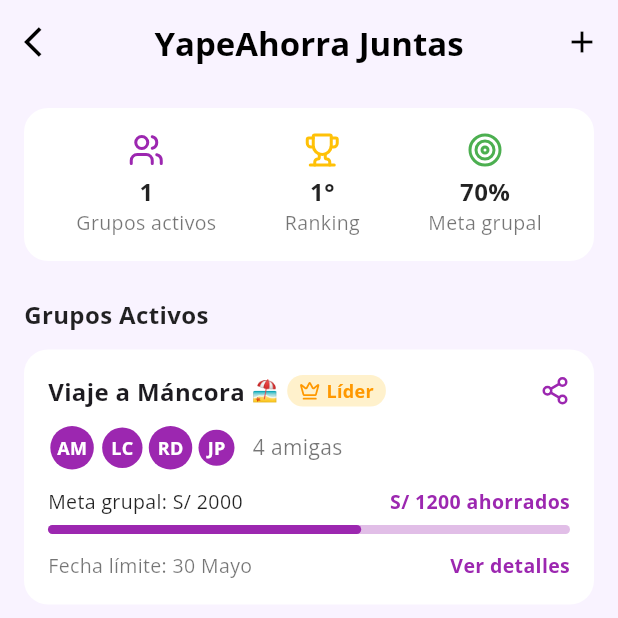
After one commit to HackathonBCP/bcp_frontend, a Flutter app: the SaveWithFriendsScreen screen opened by its route, on a phone screen of 412 x 824 dp, the top half of it. The commit adds this screen. Run offline on Flutter 3.47's test engine with Material 3 defaults, Android fonts, the phone set to English and light mode, and no system bars; our stand-ins replace flutter_animate, google_fonts, lucide_icons.

Commit message:
feat: Add YapeAhorro Juntas

```diff
--- a/lib/main.dart
+++ b/lib/main.dart
@@ -1,6 +1,7 @@
 import 'package:bcp_frontend/src/automate_save/presentation/screens/automate_save_settings_screen.dart';
 import 'package:bcp_frontend/src/automate_save/presentation/screens/automate_save_view_screen.dart';
 import 'package:bcp_frontend/src/challengue/presentation/screens/challenge_screen.dart';
+import 'package:bcp_frontend/src/challengue/presentation/screens/save_with_friends_screen.dart';
 import 'package:bcp_frontend/src/chat/presentation/screens/chat_screen.dart';
 import 'package:bcp_frontend/src/chat/presentation/screens/comments_screen.dart';
 import 'package:bcp_frontend/src/extras/presentation/screens/extras_screen.dart';
@@ -57,6 +58,9 @@
           case '/challenge':
             builder = (BuildContext context) => const ChallengeScreen();
             break;
+          case '/save_with_friends':
+            builder = (BuildContext context) => const SaveWithFriendsScreen();
+            break;
           default:
             throw Exception('Invalid route: ${settings.name}');
         }
--- /dev/null
+++ b/lib/src/challengue/presentation/screens/save_with_friends_screen.dart
@@ -0,0 +1,297 @@
+import 'package:flutter/material.dart';
+import 'package:lucide_icons/lucide_icons.dart';
+
+class SaveWithFriendsScreen extends StatelessWidget {
+  const SaveWithFriendsScreen({super.key});
+
+  @override
+  Widget build(BuildContext context) {
+    return Scaffold(
+      backgroundColor: const Color(0xFFF9F3FF),
+      appBar: AppBar(
+        backgroundColor: const Color(0xFFF9F3FF),
+        elevation: 0,
+        centerTitle: true,
+        leading: IconButton(
+          icon: const Icon(Icons.arrow_back_ios, color: Colors.black),
+          onPressed: () {
+            Navigator.pop(context); // Retroceder de pantalla
+          },
+        ),
+        title: const Text(
+          "YapeAhorra Juntas",
+          style: TextStyle(
+            color: Colors.black,
+            fontWeight: FontWeight.bold,
+          ),
+        ),
+        actions: [
+          PopupMenuButton<String>(
+            icon: const Icon(Icons.add, color: Colors.black),
+            onSelected: (value) {
+              if (value == 'new_group') {
+                _showNewGroupDialog(context);
+              }
+            },
+            itemBuilder: (BuildContext context) => [
+              const PopupMenuItem<String>(
+                value: 'new_group',
+                child: Text('Crear nuevo grupo'),
+              ),
+            ],
+          ),
+        ],
+      ),
+      body: ListView(
+        padding: const EdgeInsets.all(16),
+        children: [
+          _summaryBox(),
+          const SizedBox(height: 24),
+          const Text(
+            "Grupos Activos",
+            style: TextStyle(
+              fontWeight: FontWeight.bold,
+              fontSize: 16,
+              color: Colors.black87,
+            ),
+          ),
+          const SizedBox(height: 12),
+          _groupCard(),
+        ],
+      ),
+    );
+  }
+
+  void _showNewGroupDialog(BuildContext context) {
+    showDialog(
+      context: context,
+      builder: (context) => AlertDialog(
+        title: const Text('Nuevo grupo de ahorro'),
+        content: Column(
+          mainAxisSize: MainAxisSize.min,
+          children: [
+            TextFormField(
+              decoration: const InputDecoration(
+                labelText: 'Nombre del grupo',
+                border: OutlineInputBorder(),
+              ),
+            ),
+            const SizedBox(height: 16),
+            TextFormField(
+              decoration: const InputDecoration(
+                labelText: 'Meta de ahorro (S/)',
+                border: OutlineInputBorder(),
+              ),
+              keyboardType: TextInputType.number,
+            ),
+            const SizedBox(height: 16),
+            TextFormField(
+              decoration: const InputDecoration(
+                labelText: 'Fecha límite',
+                border: OutlineInputBorder(),
+                suffixIcon: Icon(Icons.calendar_today),
+              ),
+            ),
+          ],
+        ),
+        actions: [
+          TextButton(
+            onPressed: () => Navigator.pop(context),
+            child: const Text('Cancelar'),
+          ),
+          ElevatedButton(
+            onPressed: () {
+              Navigator.pop(context);
+              ScaffoldMessenger.of(context).showSnackBar(
+                const SnackBar(
+                  content: Text('Grupo creado exitosamente'),
+                  backgroundColor: Colors.green,
+                ),
+              );
+            },
+            style: ElevatedButton.styleFrom(
+              backgroundColor: Colors.purple,
+            ),
+            child: const Text('Crear grupo',
+                style: TextStyle(color: Colors.white)),
+          ),
+        ],
+      ),
+    );
+  }
+
+  Widget _summaryBox() {
+    return Container(
+      padding: const EdgeInsets.symmetric(vertical: 16, horizontal: 12),
+      decoration: BoxDecoration(
+        color: Colors.white,
+        borderRadius: BorderRadius.circular(16),
+      ),
+      child: Row(
+        mainAxisAlignment: MainAxisAlignment.spaceAround,
+        children: [
+          _summaryItem(LucideIcons.users, "1", "Grupos activos", Colors.purple),
+          _summaryItem(LucideIcons.trophy, "1°", "Ranking", Colors.amber),
+          _summaryItem(LucideIcons.target, "70%", "Meta grupal", Colors.green),
+        ],
+      ),
+    );
+  }
+
+  Widget _summaryItem(IconData icon, String value, String label, Color color) {
+    return Column(
+      children: [
+        Icon(icon, color: color),
+        const SizedBox(height: 4),
+        Text(
+          value,
+          style: const TextStyle(
+            fontWeight: FontWeight.bold,
+            color: Colors.black87,
+            fontSize: 16,
+          ),
+        ),
+        Text(
+          label,
+          style: const TextStyle(
+            fontSize: 13,
+            color: Colors.black54,
+          ),
+        ),
+      ],
+    );
+  }
+
+  Widget _groupCard() {
+    return Container(
+      padding: const EdgeInsets.all(16),
+      decoration: BoxDecoration(
+        color: Colors.white,
+        borderRadius: BorderRadius.circular(16),
+      ),
+      child: Column(
+        crossAxisAlignment: CrossAxisAlignment.start,
+        children: [
+          Row(
+            mainAxisAlignment: MainAxisAlignment.spaceBetween,
+            children: [
+              Row(
+                children: [
+                  const Text(
+                    "Viaje a Máncora ",
+                    style: TextStyle(
+                      fontSize: 16,
+                      fontWeight: FontWeight.bold,
+                    ),
+                  ),
+                  const Text("🏖️"),
+                  const SizedBox(width: 6),
+                  Container(
+                    padding:
+                        const EdgeInsets.symmetric(horizontal: 8, vertical: 2),
+                    decoration: BoxDecoration(
+                      color: const Color(0xFFFFF1CC),
+                      borderRadius: BorderRadius.circular(12),
+                    ),
+                    child: const Row(
+                      children: [
+                        Icon(LucideIcons.crown, size: 14, color: Colors.orange),
+                        SizedBox(width: 4),
+                        Text(
+                          "Líder",
+                          style: TextStyle(
+                            fontSize: 12,
+                            fontWeight: FontWeight.bold,
+                            color: Colors.orange,
+                          ),
+                        ),
+                      ],
+                    ),
+                  ),
+                ],
+              ),
+              const Icon(LucideIcons.share2, size: 20, color: Colors.purple),
+            ],
+          ),
+          const SizedBox(height: 12),
+          Row(
+            children: [
+              _avatar("AM"),
+              _avatar("LC"),
+              _avatar("RD"),
+              _avatar("JP"),
+              const SizedBox(width: 8),
+              const Text(
+                "4 amigas",
+                style: TextStyle(fontSize: 14, color: Colors.black54),
+              ),
+            ],
+          ),
+          const SizedBox(height: 12),
+          const Row(
+            mainAxisAlignment: MainAxisAlignment.spaceBetween,
+            children: [
+              Text(
+                "Meta grupal: S/ 2000",
+                style: TextStyle(fontSize: 13, color: Colors.black87),
+              ),
+              Text(
+                "S/ 1200 ahorrados",
+                style: TextStyle(
+                  fontSize: 13,
+                  color: Colors.purple,
+                  fontWeight: FontWeight.bold,
+                ),
+              ),
+            ],
+          ),
+          const SizedBox(height: 6),
+          LinearProgressIndicator(
+            value: 0.6,
+            backgroundColor: Colors.purple.shade100,
+            color: Colors.purple,
+            minHeight: 6,
+            borderRadius: BorderRadius.circular(8),
+          ),
+          const SizedBox(height: 12),
+          const Row(
+            mainAxisAlignment: MainAxisAlignment.spaceBetween,
+            children: [
+              Text(
+                "Fecha límite: 30 Mayo",
+                style: TextStyle(fontSize: 13, color: Colors.black54),
+              ),
+              Text(
+                "Ver detalles",
+                style: TextStyle(
+                  fontSize: 13,
+                  color: Colors.purple,
+                  fontWeight: FontWeight.bold,
+                ),
+              ),
+            ],
+          )
+        ],
+      ),
+    );
+  }
+
+  Widget _avatar(String initials) {
+    return Container(
+      margin: const EdgeInsets.only(right: 4),
+      padding: const EdgeInsets.all(6),
+      decoration: const BoxDecoration(
+        color: Colors.purple,
+        shape: BoxShape.circle,
+      ),
+      child: Text(
+        initials,
+        style: const TextStyle(
+          fontSize: 12,
+          color: Colors.white,
+          fontWeight: FontWeight.bold,
+        ),
+      ),
+    );
+  }
+}
```
